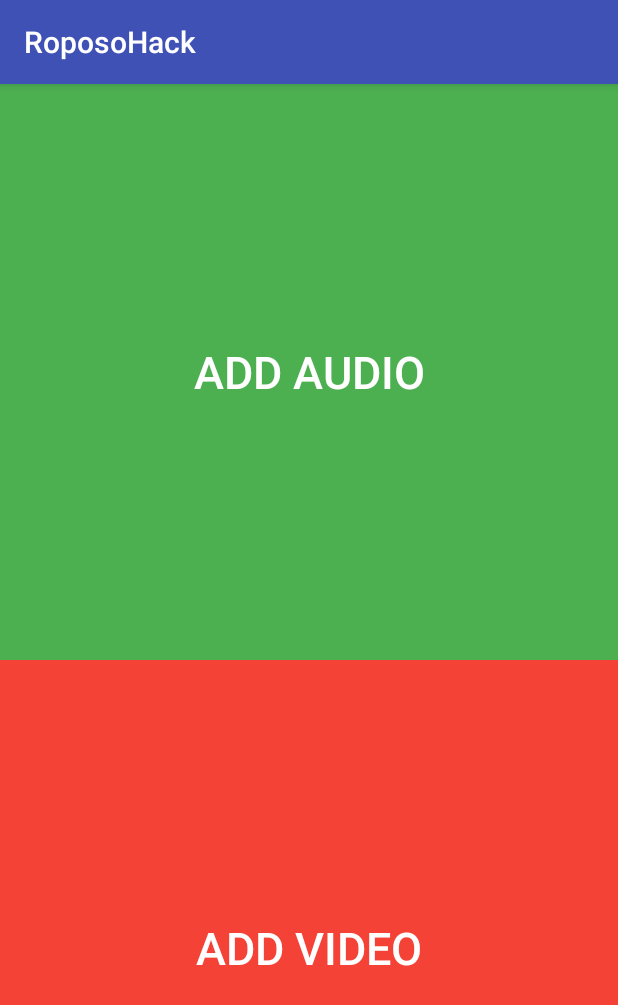
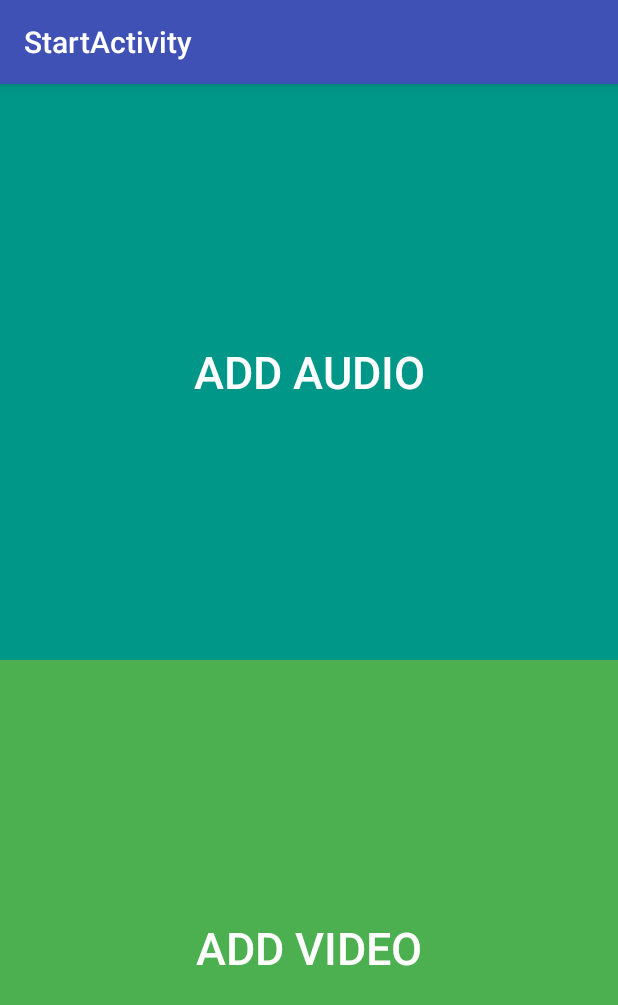
Before and after one commit to alok-sm/RoposoHack, an Android app: the screen it shows after launch (MainActivity before the commit, StartActivity after it), on a phone screen of 412 x 824 dp. Shown: the top 1005 px of the screen. Run offline under Robolectric (Android 15) with nearby library versions, the light colour scheme and no system bars.

Commit message:
finished selector activity

```diff
--- a/app/src/main/AndroidManifest.xml
+++ b/app/src/main/AndroidManifest.xml
@@ -8,17 +8,19 @@
         android:label="@string/app_name"
         android:supportsRtl="true"
         android:theme="@style/AppTheme">
-        <activity android:name=".MainActivity">
+        <activity
+            android:name=".EffectsActivity"
+            android:label="@string/title_activity_effects"
+            android:theme="@style/AppTheme.NoActionBar" />
+        <activity
+            android:name=".StartActivity"
+            android:label="@string/title_activity_start"
+            android:theme="@style/AppTheme.NoActionBar">
             <intent-filter>
                 <action android:name="android.intent.action.MAIN" />
-
                 <category android:name="android.intent.category.LAUNCHER" />
             </intent-filter>
         </activity>
-        <activity
-            android:name=".EffectsActivity"
-            android:label="@string/title_activity_effects"
-            android:theme="@style/AppTheme.NoActionBar"></activity>
     </application>
 
 </manifest>
--- a/app/src/main/java/com/hack/roposohack/EffectsActivity.java
+++ b/app/src/main/java/com/hack/roposohack/EffectsActivity.java
@@ -6,6 +6,8 @@ import android.support.design.widget.Snackbar;
 import android.support.v7.app.AppCompatActivity;
 import android.support.v7.widget.Toolbar;
 import android.view.View;
+
+import java.io.File;
 
 public class EffectsActivity extends AppCompatActivity {
 
@@ -24,6 +26,9 @@ public class EffectsActivity extends AppCompatActivity {
                         .setAction("Action", null).show();
             }
         });
+
+        File audioFile = new File(getIntent().getStringExtra("audioFile"));
+        File videoFile = new File(getIntent().getStringExtra("videoFile"));
     }
 
 }
--- a/app/src/main/java/com/hack/roposohack/MainActivity.java
+++ b/app/src/main/java/com/hack/roposohack/StartActivity.java
@@ -2,29 +2,45 @@ package com.hack.roposohack;
 
 import android.content.Intent;
 import android.net.Uri;
+import android.os.Bundle;
+import android.support.design.widget.FloatingActionButton;
+import android.support.design.widget.Snackbar;
 import android.support.v7.app.AppCompatActivity;
-import android.os.Bundle;
+import android.support.v7.widget.Toolbar;
 import android.view.View;
 import android.widget.Button;
 
-public class MainActivity extends AppCompatActivity {
+import java.io.File;
+
+public class StartActivity extends AppCompatActivity {
 
     private int RESULT_SUCCESS_AUDIO = 1;
     private int RESULT_SUCCESS_VIDEO = 2;
 
     private Button addAudioButton;
     private Button addVideoButton;
+    private FloatingActionButton fab;
+    private Toolbar toolbar;
 
     private boolean audioAdded = false;
     private boolean videoAdded = false;
 
+    private File audioFile;
+    private File videoFile;
+
     @Override
     protected void onCreate(Bundle savedInstanceState) {
         super.onCreate(savedInstanceState);
-        setContentView(R.layout.activity_main);
+        setContentView(R.layout.activity_start);
 
         addAudioButton = (Button) findViewById(R.id.addAudio);
         addVideoButton = (Button) findViewById(R.id.addVideo);
+
+        fab = (FloatingActionButton) findViewById(R.id.fab);
+        fab.hide();
+
+        toolbar = (Toolbar) findViewById(R.id.toolbar);
+        setSupportActionBar(toolbar);
 
         if (addAudioButton != null) {
             addAudioButton.setOnClickListener(new View.OnClickListener() {
@@ -53,22 +69,32 @@ public class MainActivity extends AppCompatActivity {
     protected void onActivityResult(int requestCode,int resultCode,Intent data){
 
         if(resultCode == RESULT_OK){
-            Uri uri = data.getData();
+            Uri selectedUri = data.getData();
+            File selectedFile = new File(selectedUri.getPath());
             if(requestCode == RESULT_SUCCESS_AUDIO){
                 addAudioButton.setText("\u2713");
                 audioAdded = true;
-                //Add stuff to do with Audio below
+                audioFile = selectedFile;
             }else if(requestCode == RESULT_SUCCESS_VIDEO){
                 addVideoButton.setText("\u2713");
                 videoAdded = true;
-                //Add stuff to do with Audio below
+                videoFile = selectedFile;
             }
 
             if(audioAdded && videoAdded){
-                Intent goToEffectsActivity = new Intent(this, EffectsActivity.class);
-                startActivity(goToEffectsActivity);
+                fab.show();
+                fab.setOnClickListener(new View.OnClickListener() {
+                    @Override
+                    public void onClick(View view) {
+                        Intent goToEffectsActivity = new Intent(StartActivity.this, EffectsActivity.class);
+                        goToEffectsActivity.putExtra("audioFile", audioFile.getAbsolutePath());
+                        goToEffectsActivity.putExtra("videoFile", videoFile.getAbsolutePath());
+                        startActivity(goToEffectsActivity);
+                    }
+                });
             }
         }
         super.onActivityResult(requestCode, resultCode, data);
     }
+
 }
--- /dev/null
+++ b/app/src/main/res/layout/activity_start.xml
@@ -0,0 +1,34 @@
+<?xml version="1.0" encoding="utf-8"?>
+<android.support.design.widget.CoordinatorLayout xmlns:android="http://schemas.android.com/apk/res/android"
+    xmlns:app="http://schemas.android.com/apk/res-auto"
+    xmlns:tools="http://schemas.android.com/tools"
+    android:layout_width="match_parent"
+    android:layout_height="match_parent"
+    android:fitsSystemWindows="true"
+    tools:context="com.hack.roposohack.StartActivity">
+
+    <android.support.design.widget.AppBarLayout
+        android:layout_width="match_parent"
+        android:layout_height="wrap_content"
+        android:theme="@style/AppTheme.AppBarOverlay">
+
+        <android.support.v7.widget.Toolbar
+            android:id="@+id/toolbar"
+            android:layout_width="match_parent"
+            android:layout_height="?attr/actionBarSize"
+            android:background="?attr/colorPrimary"
+            app:popupTheme="@style/AppTheme.PopupOverlay" />
+
+    </android.support.design.widget.AppBarLayout>
+
+    <include layout="@layout/content_start" />
+
+    <android.support.design.widget.FloatingActionButton
+        android:id="@+id/fab"
+        android:layout_width="wrap_content"
+        android:layout_height="wrap_content"
+        android:layout_gravity="bottom|end"
+        android:layout_margin="@dimen/fab_margin"
+        android:src="@android:drawable/ic_media_play" />
+
+</android.support.design.widget.CoordinatorLayout>
--- a/app/src/main/res/layout/activity_main.xml
+++ b/app/src/main/res/layout/content_start.xml
@@ -5,22 +5,24 @@
     android:layout_width="match_parent"
     android:layout_height="match_parent"
     android:orientation="vertical"
-    tools:context="com.hack.roposohack.MainActivity">
+    tools:context="com.hack.roposohack.MainActivity"
+    android:layout_marginTop="?attr/actionBarSize">
     <LinearLayout
         android:id="@+id/LinearLayoutTop"
         android:orientation="vertical"
         android:layout_width="fill_parent"
         android:layout_height="fill_parent"
-        android:layout_weight="1">
+        android:layout_weight="1"
+        android:background="#009688">
 
         <Button
             android:layout_width="fill_parent"
             android:layout_height="fill_parent"
             android:text="Add Audio"
             android:id="@+id/addAudio"
-            android:background="#4CAF50"
             android:textColor="#ffffff"
-            android:textSize="30sp"/>
+            android:textSize="30sp"
+            style="@style/Widget.AppCompat.Button.Borderless"/>
 
     </LinearLayout>
     <LinearLayout
@@ -28,16 +30,17 @@
         android:orientation="vertical"
         android:layout_width="fill_parent"
         android:layout_height="fill_parent"
-        android:layout_weight="1">
+        android:layout_weight="1"
+        android:background="#4CAF50">
 
         <Button
             android:layout_width="fill_parent"
             android:layout_height="fill_parent"
             android:text="Add Video"
             android:id="@+id/addVideo"
-            android:background="#F44336"
             android:textColor="#ffffff"
-            android:textSize="30sp"/>
+            android:textSize="30sp"
+            style="@style/Widget.AppCompat.Button.Borderless"/>
 
     </LinearLayout>
 </LinearLayout>
--- a/app/src/main/res/values/strings.xml
+++ b/app/src/main/res/values/strings.xml
@@ -1,4 +1,5 @@
 <resources>
     <string name="app_name">RoposoHack</string>
     <string name="title_activity_effects">EffectsActivity</string>
+    <string name="title_activity_start">StartActivity</string>
 </resources>
```
